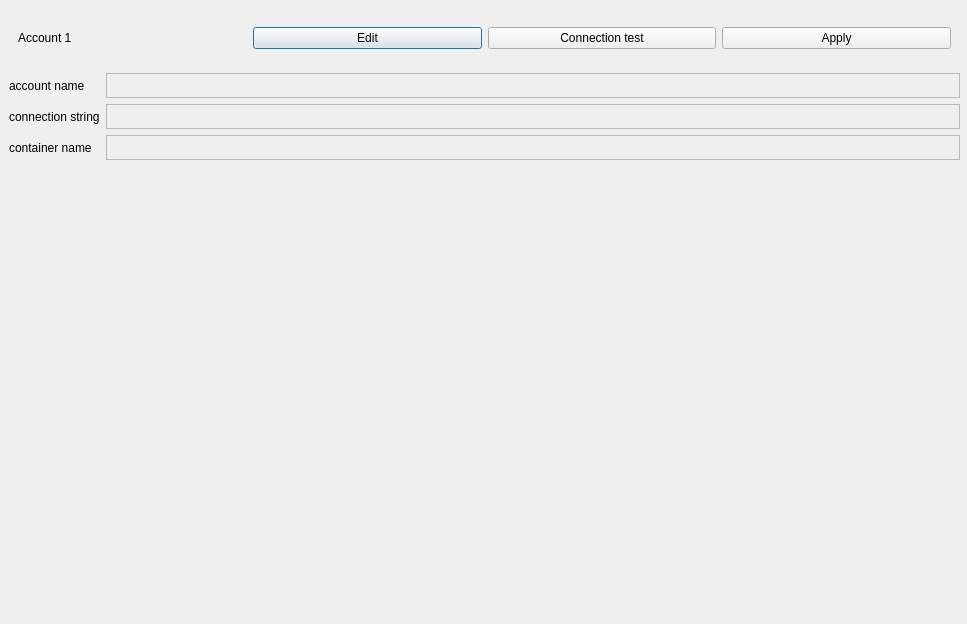
Above: resources/settings_cloud_account_dialog.ui from jeanboy44/cloud-image-viewer before the change. Below: the same form after it.
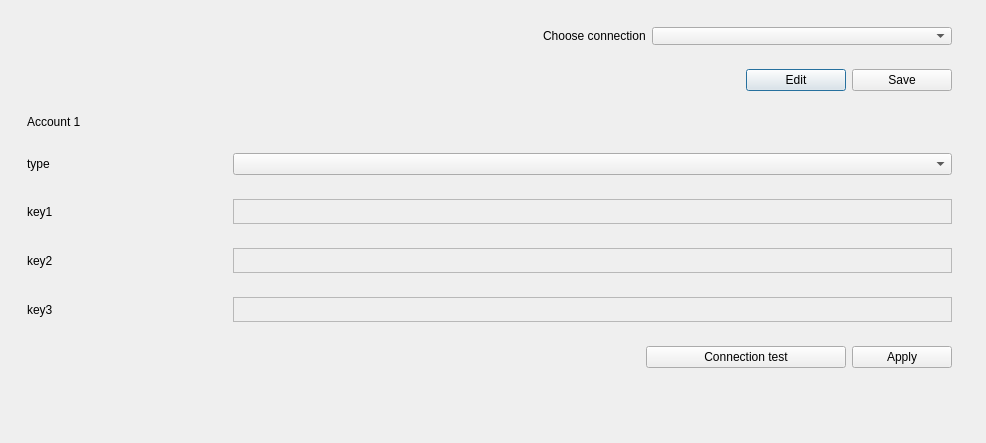
That is the form after the change.

Commit message: update settings cloud account dialog

Diff of the .ui file:
```diff
--- a/resources/settings_cloud_account_dialog.ui
+++ b/resources/settings_cloud_account_dialog.ui
@@ -6,102 +6,334 @@
    <rect>
     <x>0</x>
     <y>0</y>
-    <width>967</width>
-    <height>624</height>
+    <width>986</width>
+    <height>443</height>
    </rect>
   </property>
+  <property name="minimumSize">
+   <size>
+    <width>0</width>
+    <height>0</height>
+   </size>
+  </property>
   <property name="windowTitle">
    <string>Dialog</string>
   </property>
-  <widget class="QWidget" name="account_info_widget_1" native="true">
+  <widget class="QFrame" name="account_info_frame_1">
+   <property name="enabled">
+    <bool>true</bool>
+   </property>
    <property name="geometry">
     <rect>
      <x>9</x>
      <y>9</y>
-     <width>951</width>
-     <height>151</height>
+     <width>961</width>
+     <height>377</height>
     </rect>
    </property>
-   <layout class="QGridLayout" name="gridLayout">
-    <item row="3" column="1">
-     <widget class="QTextEdit" name="container_name_textedit_1">
-      <property name="enabled">
-       <bool>false</bool>
-      </property>
-      <property name="sizePolicy">
-       <sizepolicy hsizetype="Expanding" vsizetype="Fixed">
-        <horstretch>0</horstretch>
-        <verstretch>0</verstretch>
-       </sizepolicy>
-      </property>
-      <property name="maximumSize">
+   <property name="minimumSize">
+    <size>
+     <width>0</width>
+     <height>0</height>
+    </size>
+   </property>
+   <property name="maximumSize">
+    <size>
+     <width>16777215</width>
+     <height>606</height>
+    </size>
+   </property>
+   <layout class="QVBoxLayout" name="verticalLayout">
+    <item alignment="Qt::AlignRight">
+     <widget class="QWidget" name="widget_3" native="true">
+      <property name="minimumSize">
        <size>
-        <width>16777215</width>
-        <height>25</height>
+        <width>0</width>
+        <height>16</height>
        </size>
       </property>
-      <property name="verticalScrollBarPolicy">
-       <enum>Qt::ScrollBarAlwaysOff</enum>
-      </property>
-      <property name="horizontalScrollBarPolicy">
-       <enum>Qt::ScrollBarAlwaysOff</enum>
-      </property>
-     </widget>
-    </item>
-    <item row="1" column="1">
-     <widget class="QTextEdit" name="account_name_textedit_1">
-      <property name="enabled">
-       <bool>false</bool>
-      </property>
-      <property name="sizePolicy">
-       <sizepolicy hsizetype="Expanding" vsizetype="Fixed">
-        <horstretch>0</horstretch>
-        <verstretch>0</verstretch>
-       </sizepolicy>
-      </property>
       <property name="maximumSize">
        <size>
         <width>16777215</width>
-        <height>25</height>
+        <height>60</height>
        </size>
       </property>
-      <property name="verticalScrollBarPolicy">
-       <enum>Qt::ScrollBarAlwaysOff</enum>
-      </property>
-      <property name="horizontalScrollBarPolicy">
-       <enum>Qt::ScrollBarAlwaysOff</enum>
-      </property>
-      <property name="readOnly">
-       <bool>false</bool>
-      </property>
+      <layout class="QHBoxLayout" name="horizontalLayout_2">
+       <item>
+        <widget class="QLabel" name="label">
+         <property name="maximumSize">
+          <size>
+           <width>120</width>
+           <height>16777215</height>
+          </size>
+         </property>
+         <property name="text">
+          <string>Choose connection</string>
+         </property>
+        </widget>
+       </item>
+       <item>
+        <widget class="QComboBox" name="comboBox">
+         <property name="minimumSize">
+          <size>
+           <width>300</width>
+           <height>0</height>
+          </size>
+         </property>
+         <property name="maximumSize">
+          <size>
+           <width>300</width>
+           <height>16777215</height>
+          </size>
+         </property>
+        </widget>
+       </item>
+      </layout>
      </widget>
     </item>
-    <item row="1" column="0">
-     <widget class="QLabel" name="account_name_label_1">
-      <property name="text">
-       <string>account name</string>
-      </property>
-     </widget>
-    </item>
-    <item row="0" column="0" colspan="2">
+    <item alignment="Qt::AlignRight">
      <widget class="QWidget" name="widget" native="true">
+      <property name="maximumSize">
+       <size>
+        <width>16777215</width>
+        <height>60</height>
+       </size>
+      </property>
       <layout class="QHBoxLayout" name="horizontalLayout">
-       <item>
-        <widget class="QLabel" name="account1_label1">
-         <property name="text">
-          <string>Account 1</string>
-         </property>
-        </widget>
-       </item>
        <item>
         <widget class="QPushButton" name="edit_pushButton_1">
+         <property name="minimumSize">
+          <size>
+           <width>100</width>
+           <height>0</height>
+          </size>
+         </property>
          <property name="text">
           <string>Edit</string>
          </property>
         </widget>
        </item>
        <item>
+        <widget class="QPushButton" name="save_pushButton_1">
+         <property name="minimumSize">
+          <size>
+           <width>100</width>
+           <height>0</height>
+          </size>
+         </property>
+         <property name="text">
+          <string>Save</string>
+         </property>
+        </widget>
+       </item>
+      </layout>
+     </widget>
+    </item>
+    <item>
+     <widget class="QWidget" name="widget_8" native="true">
+      <layout class="QHBoxLayout" name="horizontalLayout_8">
+       <item>
+        <widget class="QLabel" name="account1_label1">
+         <property name="text">
+          <string>Account 1</string>
+         </property>
+        </widget>
+       </item>
+      </layout>
+     </widget>
+    </item>
+    <item>
+     <widget class="QWidget" name="widget_2" native="true">
+      <layout class="QHBoxLayout" name="horizontalLayout_3">
+       <item>
+        <widget class="QLabel" name="label_2">
+         <property name="minimumSize">
+          <size>
+           <width>200</width>
+           <height>0</height>
+          </size>
+         </property>
+         <property name="maximumSize">
+          <size>
+           <width>200</width>
+           <height>16777215</height>
+          </size>
+         </property>
+         <property name="text">
+          <string>type</string>
+         </property>
+        </widget>
+       </item>
+       <item>
+        <widget class="QComboBox" name="comboBox_2"/>
+       </item>
+      </layout>
+     </widget>
+    </item>
+    <item>
+     <widget class="QWidget" name="widget_4" native="true">
+      <layout class="QHBoxLayout" name="horizontalLayout_4">
+       <item>
+        <widget class="QLabel" name="label_3">
+         <property name="minimumSize">
+          <size>
+           <width>200</width>
+           <height>0</height>
+          </size>
+         </property>
+         <property name="maximumSize">
+          <size>
+           <width>200</width>
+           <height>16777215</height>
+          </size>
+         </property>
+         <property name="text">
+          <string>key1</string>
+         </property>
+        </widget>
+       </item>
+       <item>
+        <widget class="QTextEdit" name="textEdit">
+         <property name="enabled">
+          <bool>false</bool>
+         </property>
+         <property name="sizePolicy">
+          <sizepolicy hsizetype="Expanding" vsizetype="Fixed">
+           <horstretch>0</horstretch>
+           <verstretch>0</verstretch>
+          </sizepolicy>
+         </property>
+         <property name="maximumSize">
+          <size>
+           <width>16777215</width>
+           <height>25</height>
+          </size>
+         </property>
+         <property name="verticalScrollBarPolicy">
+          <enum>Qt::ScrollBarAlwaysOff</enum>
+         </property>
+         <property name="horizontalScrollBarPolicy">
+          <enum>Qt::ScrollBarAlwaysOff</enum>
+         </property>
+         <property name="readOnly">
+          <bool>false</bool>
+         </property>
+        </widget>
+       </item>
+      </layout>
+     </widget>
+    </item>
+    <item>
+     <widget class="QWidget" name="widget_5" native="true">
+      <layout class="QHBoxLayout" name="horizontalLayout_5">
+       <item>
+        <widget class="QLabel" name="label_4">
+         <property name="minimumSize">
+          <size>
+           <width>200</width>
+           <height>0</height>
+          </size>
+         </property>
+         <property name="maximumSize">
+          <size>
+           <width>200</width>
+           <height>16777215</height>
+          </size>
+         </property>
+         <property name="text">
+          <string>key2</string>
+         </property>
+        </widget>
+       </item>
+       <item>
+        <widget class="QTextEdit" name="textEdit_2">
+         <property name="enabled">
+          <bool>false</bool>
+         </property>
+         <property name="sizePolicy">
+          <sizepolicy hsizetype="Expanding" vsizetype="Fixed">
+           <horstretch>0</horstretch>
+           <verstretch>0</verstretch>
+          </sizepolicy>
+         </property>
+         <property name="maximumSize">
+          <size>
+           <width>16777215</width>
+           <height>25</height>
+          </size>
+         </property>
+         <property name="verticalScrollBarPolicy">
+          <enum>Qt::ScrollBarAlwaysOff</enum>
+         </property>
+         <property name="horizontalScrollBarPolicy">
+          <enum>Qt::ScrollBarAlwaysOff</enum>
+         </property>
+        </widget>
+       </item>
+      </layout>
+     </widget>
+    </item>
+    <item>
+     <widget class="QWidget" name="widget_6" native="true">
+      <layout class="QHBoxLayout" name="horizontalLayout_6">
+       <item>
+        <widget class="QLabel" name="label_5">
+         <property name="minimumSize">
+          <size>
+           <width>200</width>
+           <height>0</height>
+          </size>
+         </property>
+         <property name="maximumSize">
+          <size>
+           <width>200</width>
+           <height>16777215</height>
+          </size>
+         </property>
+         <property name="text">
+          <string>key3</string>
+         </property>
+        </widget>
+       </item>
+       <item>
+        <widget class="QTextEdit" name="textEdit_3">
+         <property name="enabled">
+          <bool>false</bool>
+         </property>
+         <property name="sizePolicy">
+          <sizepolicy hsizetype="Expanding" vsizetype="Fixed">
+           <horstretch>0</horstretch>
+           <verstretch>0</verstretch>
+          </sizepolicy>
+         </property>
+         <property name="maximumSize">
+          <size>
+           <width>16777215</width>
+           <height>25</height>
+          </size>
+         </property>
+         <property name="verticalScrollBarPolicy">
+          <enum>Qt::ScrollBarAlwaysOff</enum>
+         </property>
+         <property name="horizontalScrollBarPolicy">
+          <enum>Qt::ScrollBarAlwaysOff</enum>
+         </property>
+        </widget>
+       </item>
+      </layout>
+     </widget>
+    </item>
+    <item alignment="Qt::AlignRight">
+     <widget class="QWidget" name="widget_7" native="true">
+      <layout class="QHBoxLayout" name="horizontalLayout_7">
+       <item>
         <widget class="QPushButton" name="connectiontest_pushButton_1">
+         <property name="minimumSize">
+          <size>
+           <width>200</width>
+           <height>0</height>
+          </size>
+         </property>
          <property name="text">
           <string>Connection test</string>
          </property>
@@ -109,6 +341,12 @@
        </item>
        <item>
         <widget class="QPushButton" name="apply_pushButton_1">
+         <property name="minimumSize">
+          <size>
+           <width>100</width>
+           <height>0</height>
+          </size>
+         </property>
          <property name="text">
           <string>Apply</string>
          </property>
@@ -117,45 +355,6 @@
       </layout>
      </widget>
     </item>
-    <item row="3" column="0">
-     <widget class="QLabel" name="container_name_label_1">
-      <property name="text">
-       <string>container name</string>
-      </property>
-     </widget>
-    </item>
-    <item row="2" column="0">
-     <widget class="QLabel" name="connection_str_label_1">
-      <property name="text">
-       <string>connection string</string>
-      </property>
-     </widget>
-    </item>
-    <item row="2" column="1">
-     <widget class="QTextEdit" name="connection_str_textedit_1">
-      <property name="enabled">
-       <bool>false</bool>
-      </property>
-      <property name="sizePolicy">
-       <sizepolicy hsizetype="Expanding" vsizetype="Fixed">
-        <horstretch>0</horstretch>
-        <verstretch>0</verstretch>
-       </sizepolicy>
-      </property>
-      <property name="maximumSize">
-       <size>
-        <width>16777215</width>
-        <height>25</height>
-       </size>
-      </property>
-      <property name="verticalScrollBarPolicy">
-       <enum>Qt::ScrollBarAlwaysOff</enum>
-      </property>
-      <property name="horizontalScrollBarPolicy">
-       <enum>Qt::ScrollBarAlwaysOff</enum>
-      </property>
-     </widget>
-    </item>
    </layout>
   </widget>
  </widget>
```
The commit also changes 4 other files.
